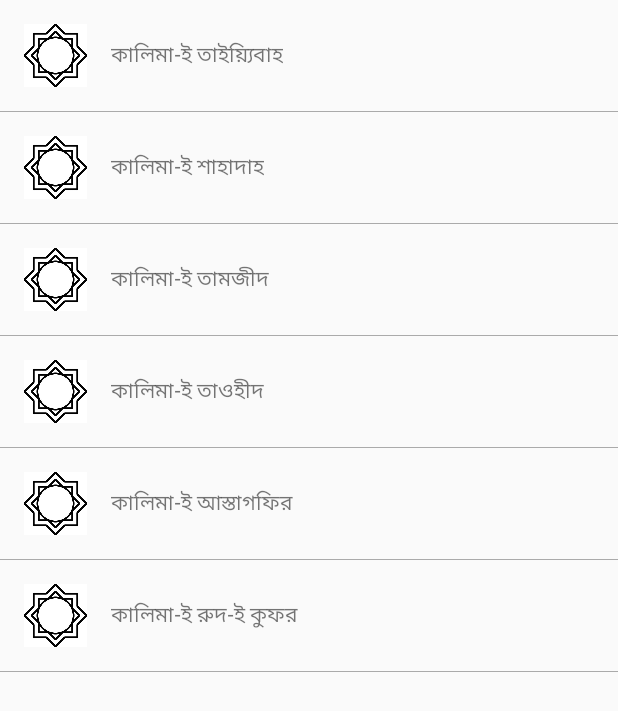
After one commit to moinakash/Islamic_App, an Android app: the KalimaActivity screen opened directly, with no data from a screen before it, on a phone screen of 412 x 824 dp. The commit adds this screen. Shown: the top 711 px of the screen. Run offline under Robolectric (Android 15) with nearby library versions, the phone set to English and light mode, and no system bars; network calls fail.

Commit message:
kalima added 2

```diff
--- a/app/src/main/AndroidManifest.xml
+++ b/app/src/main/AndroidManifest.xml
@@ -19,7 +19,7 @@
         android:roundIcon="@mipmap/ic_launcher_round"
         android:supportsRtl="true"
         android:theme="@style/AppTheme">
-        <activity android:name=".KalemaActivity"></activity>
+        <activity android:name=".KalimaActivity"></activity>
         <activity android:name=".KotlinActivity" />
         <activity android:name=".BookmarkActivity" />
         <activity android:name=".AllahNameActivity" />
--- /dev/null
+++ b/app/src/main/java/com/example/islamicappb/CustomExpandableListAdapterforKalima.java
@@ -0,0 +1,179 @@
+package com.example.islamicappb;
+
+import android.content.Context;
+import android.view.LayoutInflater;
+import android.view.View;
+import android.view.ViewGroup;
+import android.view.animation.Animation;
+import android.view.animation.AnimationUtils;
+import android.widget.BaseExpandableListAdapter;
+import android.widget.TextView;
+
+import java.util.HashMap;
+import java.util.List;
+
+public class CustomExpandableListAdapterforKalima extends BaseExpandableListAdapter {
+
+    private Context context;
+    private List<String> title;
+    private HashMap<String, PojoClassForKalima> expandableListDetalles;
+
+    public CustomExpandableListAdapterforKalima(Context context,
+                                                List<String> title,
+                                                HashMap<String, PojoClassForKalima> expandableListDetalles) {
+
+
+        this.context = context;
+        this.title = title;
+        this.expandableListDetalles = expandableListDetalles;
+    }
+
+
+    @Override
+    public View getChildView(final int groupPosition, int childPosition, boolean isLastChild, View convertView, ViewGroup parent) {
+
+        final PojoClassForKalima pojoClassForKalima = (PojoClassForKalima) getChild(groupPosition, childPosition);
+
+        if (convertView == null) {
+
+            LayoutInflater layoutInflater = (LayoutInflater) this.context
+                    .getSystemService(Context.LAYOUT_INFLATER_SERVICE);
+
+            convertView = layoutInflater.inflate(R.layout.list_item, null);
+
+        }
+
+
+
+//        Bitmap bitmap = BitmapFactory.decodeResource(context.getResources(), pojoClass.getImg());
+//        circleImageView.setImageBitmap(bitmap);
+
+
+
+        final TextView textKalimaArbi = convertView.findViewById(R.id.idKalimaArbi);
+        final TextView textKalimaUccharon = convertView.findViewById(R.id.idKalimaUccharon);
+        final TextView textkalimaOrtho = convertView.findViewById(R.id.idKalimaBangla);
+
+        textKalimaArbi.setText(""+ pojoClassForKalima.getArbitext());
+        textKalimaUccharon.setText(""+ pojoClassForKalima.getUccharontext());
+        textkalimaOrtho.setText(""+ pojoClassForKalima.getOrtho());
+
+ /////////////////////////////////////////////
+       // textView.setText(""+pojoClass.getNumero());
+
+        ////////////////////////////////////////////////////////////
+
+//        layoutLlamar.setOnClickListener(new View.OnClickListener() {
+//            @Override
+//            public void onClick(View v) {
+//                Toast.makeText(v.getContext(), "Llamamos a: "
+//                        + pojoClass.getNumero(), Toast.LENGTH_SHORT).show();
+//
+//
+//            }
+//        });
+//
+//        layoutMensaje.setOnClickListener(new View.OnClickListener() {
+//            @Override
+//            public void onClick(View v) {
+//                Toast.makeText(v.getContext(), "Mensaje para: "
+//                        + pojoClass.getCorreo(), Toast.LENGTH_SHORT).show();
+//            }
+//        });
+//
+//        layoutVideollamada.setOnClickListener(new View.OnClickListener() {
+//            @Override
+//            public void onClick(View v) {
+//                Toast.makeText(v.getContext(), "Videollamada a: "
+//                        + pojoClass.getNumero(), Toast.LENGTH_SHORT).show();
+//            }
+//        });
+//
+//        layoutInfo.setOnClickListener(new View.OnClickListener() {
+//            @Override
+//            public void onClick(View v) {
+//
+//                List<String> index = new ArrayList<>(expandableListDetalles.keySet());
+//
+//                Toast.makeText(v.getContext(), "Info de: "
+//                        + index.get(groupPosition) + " Direccion: "
+//                        + pojoClass.getDireccion(), Toast.LENGTH_SHORT).show();
+//            }
+//        });
+
+
+        Animation animation = AnimationUtils.loadAnimation(context, android.R.anim.fade_in);
+        convertView.startAnimation(animation);
+
+
+        return convertView;
+    }
+
+
+    @Override
+    public View getGroupView(int groupPosition, boolean isExpanded,
+                             View convertView, ViewGroup parent) {
+
+
+        String number = (String) getGroup(groupPosition);
+        PojoClassForKalima pojoClassForKalima = (PojoClassForKalima) getChild(groupPosition,0);
+
+        if (convertView == null) {
+
+            LayoutInflater layoutInflater = (LayoutInflater) this.context
+                    .getSystemService(Context.LAYOUT_INFLATER_SERVICE);
+
+            convertView = layoutInflater.inflate(R.layout.list_group, null);
+
+        }
+
+       // TextView KalimaName = convertView.findViewById(R.id.idKalimaName);
+        TextView KalimaNaaam = convertView.findViewById(R.id.idKalimaNaaam);
+
+        //KalimaName.setText(number);
+        KalimaNaaam.setText(pojoClassForKalima.getNumber());
+
+        return convertView;
+    }
+
+
+    @Override
+    public int getGroupCount() {
+        return this.title.size();
+    }
+
+    @Override
+    public int getChildrenCount(int groupPosition) {
+        return 1;
+    }
+
+    @Override
+    public Object getGroup(int groupPosition) {
+        return this.title.get(groupPosition);
+    }
+
+    @Override
+    public Object getChild(int groupPosition, int childPosition) {
+        return this.expandableListDetalles.get(this.title.get(groupPosition));
+    }
+
+    @Override
+    public long getGroupId(int groupPosition) {
+        return groupPosition;
+    }
+
+    @Override
+    public long getChildId(int groupPosition, int childPosition) {
+        return childPosition;
+    }
+
+    @Override
+    public boolean hasStableIds() {
+        return false;
+    }
+
+    @Override
+    public boolean isChildSelectable(int groupPosition, int childPosition) {
+        return true;
+    }
+}
--- /dev/null
+++ b/app/src/main/java/com/example/islamicappb/KalimaActivity.java
@@ -0,0 +1,128 @@
+package com.example.islamicappb;
+
+import androidx.annotation.NonNull;
+import androidx.annotation.Nullable;
+import androidx.appcompat.app.AppCompatActivity;
+
+import android.content.Context;
+import android.database.Cursor;
+import android.os.Bundle;
+import android.util.Log;
+import android.view.LayoutInflater;
+import android.view.View;
+import android.view.ViewGroup;
+import android.widget.ArrayAdapter;
+import android.widget.ExpandableListAdapter;
+import android.widget.ExpandableListView;
+import android.widget.ListView;
+import android.widget.TextView;
+import android.widget.Toast;
+
+import java.util.ArrayList;
+import java.util.HashMap;
+import java.util.List;
+
+public class KalimaActivity extends AppCompatActivity {
+
+    private ExpandableListView expandableListView;
+    private ExpandableListAdapter expandableListAdapter;
+    private List<String> expandableListNombres;
+    private HashMap<String, PojoClassForKalima> listaContactos;
+    private int lastExpandedPosition = -1;
+
+
+    @Override
+    protected void onCreate(Bundle savedInstanceState) {
+        super.onCreate(savedInstanceState);
+        setContentView(R.layout.activity_kalima);
+
+        init();
+
+        expandableListView.setAdapter(expandableListAdapter);
+
+        expandableListView.setOnGroupExpandListener( new ExpandableListView.OnGroupExpandListener() {
+            @Override
+            public void onGroupExpand(int groupPosition) {
+                if(lastExpandedPosition != -1 && groupPosition != lastExpandedPosition){
+                    expandableListView.collapseGroup(lastExpandedPosition);
+                }
+                lastExpandedPosition = groupPosition;
+            }
+        });
+
+        /**
+         expandableListView.setOnGroupCollapseListener(new ExpandableListView.OnGroupCollapseListener() {
+        @Override
+        public void onGroupCollapse(int groupPosition) {
+        Toast.makeText(getBaseContext(),"List Collapsed:" +
+        expandableListNombres.get(groupPosition),Toast.LENGTH_SHORT).show();
+        }
+        });
+
+
+         expandableListView.setOnChildClickListener(new ExpandableListView.OnChildClickListener() {
+        @Override
+        public boolean onChildClick(ExpandableListView parent, View v,
+        int groupPosition, int childPosition, long id) {
+
+        Toast.makeText(getBaseContext(),
+        expandableListNombres.get(groupPosition) +
+        " ---> " + listaContactos.get(expandableListNombres.get(groupPosition))
+        ,Toast.LENGTH_SHORT).show();
+        return false;
+        }
+        });
+         */
+
+    }
+
+    private void init() {
+        this.expandableListView = findViewById(R.id.expandableListView);
+        this.listaContactos = getContactos();
+        this.expandableListNombres = new ArrayList<>(listaContactos.keySet());
+        this.expandableListAdapter = new CustomExpandableListAdapterforKalima(this,
+                expandableListNombres, listaContactos);
+
+    }
+
+
+    private HashMap<String, PojoClassForKalima> getContactos() {
+        HashMap<String, PojoClassForKalima> listaC = new HashMap<>();
+
+        listaC.put("১", new PojoClassForKalima("কালিমা-ই তাইয়্যিবাহ",
+                "لآ اِلَهَ اِلّا اللّهُ مُحَمَّدٌ رَسُوُل اللّهِ\n",
+                "লা~ইলা-হা ইল্লাল্ল-হু মুহাম্মাদুর রসূলুল্ল-হ্\u200C।\n",
+                "আল্লাহ্ ছাড়া কোন সত্য উপাস্য নাই, মুহাম্মাদ(সাল্লাল্লাহু আলাইহি ওয়াসাল্লাম) তাঁহার প্রেরিত রসূল।"));
+
+        listaC.put("২", new PojoClassForKalima("কালিমা-ই শাহাদাহ",
+                "اشْهَدُ انْ لّآ اِلهَ اِلَّا اللّهُ وَحْدَه لَا شَرِيْكَ لَه، وَ اَشْهَدُ اَنَّ مُحَمَّدً اعَبْدُه وَرَسُولُه\n",
+                "আশ্\u200Cহাদু আল-লা-ইলা-হা ইল্লাল্লা-হু ওয়াহ্\u200Cদাহু-লা-শারীকালাহু ওয়া আশ্\u200Cহাদু আন্না মুহাম্মাদান আ'বদুহু ওয়া রাসূলুহু।",
+                "আমি সাক্ষ্য দিচ্ছি যে, আল্লাহ্\u200C ছাড়া কোন উপাস্য নাই। তিনি এক, অদ্বিতীয় এবং আরও সাক্ষ্য দিতেছি যে, মুহাম্মাদ তাঁহার বান্দা ও প্রেরিত রাসুল।"));
+
+        listaC.put("৩", new PojoClassForKalima("কালিমা-ই তামজীদ",
+                "ﺳُﺒْﺤَﺎﻥ ﺍﻟِﻠّﻪ ﻭَ ﺍﻟْﺤَﻤْﺪُ ﻟِﻠّﻪِ ﻭَ ﻵ ﺍِﻟﻪَ ﺍِﻟّﺎ ﺍﻟﻠّﻪُ، ﻭَ ﺍﻟﻠّﻪُ ﺍَﻛْﺒَﺮُ ﻭَﻻ ﺣَﻮْﻝَ ﻭَﻻَ ﻗُﻮَّﺓَ ﺍِﻟَّﺎ ﺑِﺎﻟﻠّﻪِ ﺍﻟْﻌَﻠِﻰّ ﺍﻟْﻌَﻈِﻴْﻢ\n",
+                "সুবহানআল্লাহি ওয়াল হামদু লিল্লাহি ওয়ালা ইলাহা ইল্লাল্লাহু ওয়াল্লাহু আকবার, ওয়ালা হাওলা ওয়ালা কুয়াতা ইল্লা বিল্লাহিল আলীইল আজিম।",
+                "মহিমান্বিত আল্লাহ্\u200Cর, সমস্ত প্রশংসা আল্লাহ্\u200Cর। আল্লাহ্\u200C ছাড়া কোন মাবুদ নাই। আল্লাহ্\u200C মহান। সমস্ত পবিত্রতা আল্লাহ্\u200Cর, সকল প্রশংসা আল্লাহ্\u200Cর। আল্লাহ্\u200C ছাড়া কোন শক্তি নাই, কোন ক্ষমতা নাই, তিনি সম্মানিত, তিনি মহান।"));
+
+        listaC.put("৪", new PojoClassForKalima("কালিমা-ই তাওহীদ",
+                "لا الهَ اِلَّا اللّهُ وَحْدَهُ لا شَرِيْكَ لَهْ، لَهُ الْمُلْكُ وَ لَهُ الْحَمْدُ يُحْى وَ يُمِيْتُ وَ هُوَحَىُّ لَّا يَمُوْتُ اَبَدًا اَبَدًا ط ذُو الْجَلَالِ وَ الْاِكْرَامِ ط بِيَدِهِ الْخَيْرُ ط وَهُوَ عَلى كُلِّ شَئ ٍ قَدِيْرٌ\n",
+                "লা ইলাহা ইল্লাল্লাহু ওয়াহদাহু লা শারিকা লাহু, লাহুল মুলকু ওলাহুল হামদু উহয়ী ওয়া ইয়োমিতু ওয়া হুয়া হাইয়ুল লা ইয়ামুতু আবাদান আবাদা জুল জালালি ওয়াল ইকরাম বি ইয়াদিহিল খাইর ওয়া হুয়া আলা কুল্লি শাইয়িন কাদির।\n",
+                "আল্লাহ ব্যতীত কোন উপাস্য নেই, তিনি এক ও অদ্বিতীয়। তাঁর কোন অংশীদার নেই। সকল ক্ষমতা এবং প্রশংসা তাঁরই জন্য। তিনিই জীবন ও মৃত্যুর মালিক। তিনি চিরঞ্জীব, তিনি সকল সম্মানের মালিক। তাঁর হাতেই সকল মঙ্গল এবং তিনি সবকিছুর উপর ক্ষমতা রাখেন।\n"));
+
+        listaC.put("৫", new PojoClassForKalima("কালিমা-ই আস্তাগফির",
+                "اسْتَغْفِرُ اللّهَ رَبِّىْ مِنْ كُلِّ ذَنْبٍ اَذْنَبْتُه عَمَدًا اَوْ خَطَاً سِرًّا اَوْ عَلَانِيَةً وَاَتُوْبُ اِلَيْهِ مِنْ الذَّنْبِ الَّذِىْ اَعْلَمُ وَ مِنْ الذَّنْبِ الَّذِىْ لا اَعْلَمُ اِنَّكَ اَنْتَ عَلَّامُ الغُيُبِ وَ سَتَّارُ الْعُيُوْبِ و َغَفَّارُ الذُّنُوْبِ وَ لا حَوْلَ وَلا قُوَّةَ اِلَّا بِاللّهِ الْعَلِىِّ العَظِيْم\n",
+                "আস্তাগফিরুল্লাহা রাব্বি মিন কুল্লি জামবি আয নাবতুহু আমাদান আওখাতাআন সিররান আওয়ালা নিয়াতান ওয়াতুবু ইলাইহি মিনাযযামবিল্লাজি ওয়ামিনাযযামবিল্লাজি লা আলামু ইন্নাকা আনতা আল্লামুল গুয়ুবী ওয়া সাত্তারুল উইয়ুবী ওয়া গাফফারুজজুনুবি ওয়ালা হাওলা ওয়ালা কুয়াতা ইল্লা বিল্লাহিল আলিউল আযীম।\n",
+                "আমি আল্লাহ্\u200Cর কাছে ক্ষমা চাই সকল পাপ থেকে, যা আমি সংঘটিত করেছি আমার জ্ঞাতসারে অথবা অজ্ঞাতসারে, গোপনে বা প্রকাশ্যে এবং আমি আমার পালনকর্তার আশ্রয় চাই সেই পাপ থেকে, যে পাপ আমি জানি এবং যে পাপ আমি জানিনা। অবশ্যই আপনি লুকানো এবং গোপন (ভুল) পাপ সম্পর্কে জানেন এবং ক্ষমাশীল। আল্লাহ্\u200C ছাড়া কোন শক্তি নেই, কোন ক্ষমতা নেই, তিনি সম্মানিত, তিনি মহান।\n"));
+
+        listaC.put("৬", new PojoClassForKalima("কালিমা-ই রুদ-ই কুফর",
+
+                "اَللّهُمََّ اِنّىْ اَعُوْدُ بِكَ مِنْ انْ اُشْرِكَ بِكَ شَيئًا وََّ اَنَا اَعْلَمُ بِه وَ اسْتَغْفِرُكَ لِمَا لا اَعْلَمُ بِه تُبْتُ عَنْهُ وَ تَبَرَّاْتُ مِنَ الْكُفْرِ وَ الشّرْكِ وَ الْكِذْبِ وَ الْغِيْبَةِ وَ الْبِدْعَةِ وَ النَّمِيْمَةِ وَ الْفَوَاحِشِ وَ الْبُهْتَانِ وَ الْمَعَاصِىْ كُلِّهَا وَ اَسْلَمْتُ وَ اَقُوْلُ لآ اِلهَ اِلَّا اللّهُ مُحَمَّدُ رَّسُوْلُ اللّهِ\n",
+                "আল্লাহুম্মা ইন্নি আউযুবিকা মিন উশরিকা বিকা শাইআও ওয়ানা আলামু বিহি ওয়াস্তাগফিরুকা লিমালা আলামু বিহি তুবতু আনহু ওয়া তাবাররাতু মিনাল-কুফরি ওয়াশ-শিরকী ওয়াল-কিজবি ওয়ালা-গিবাতি ওয়াল-বিদাতি ওয়ান্না-মিমাতি ওয়াল-ফাওয়া হিমি ওয়াল-রুহতানী ওয়াল-মাআসি কুল্লিহা ওয়াসলামতু ওয়াকুলু লা ইলাহা ইল্লাল্লাহু মুহাম্মাদুর রাসুলুল্লাহ",
+                "হে আল্লাহ্\u200C নিশ্চয়, ক্ষমা চাই শিরক করা থেকে (আল্লাহ্\u200Cর সাথে কাউকে শরিক করা), আমি ক্ষমা চাই সকল পাপ থেকে যা সম্পর্কে আমি সচেতন নই বা জানি না, আমি পুনরায় ঘোষণা করছি, আমি সকল প্রকার কুফর থেকে, শিরক থেকে, মিথ্যা (কথা বলা), গীবত, বিদাত, পরনিন্দা, অশ্লীলতা এবং অন্যান্য সকল পাপ থেকে মুক্ত। আমি ইসলাম স্বীকার এবং বিশ্বাস করি এবং ঘোষণা দিচ্ছি যে, আল্লাহ্\u200C ছাড়া কোন প্রভু নেই এবং মুহাম্মদ আল্লাহ্\u200Cর প্রেরিত রাসুল।"));
+
+
+
+        return listaC;
+    }
+
+}
--- /dev/null
+++ b/app/src/main/java/com/example/islamicappb/PojoClassForKalima.java
@@ -0,0 +1,33 @@
+package com.example.islamicappb;
+
+public class PojoClassForKalima {
+
+    private String number, arbitext, uccharontext, orthotext;
+
+
+    public PojoClassForKalima(String number, String arbitext, String uccharontext, String orthotext) {
+        this.number = number;
+        this.arbitext = arbitext;
+        this.uccharontext = uccharontext;
+        this.orthotext = orthotext;
+
+    }
+
+    public String getArbitext() {
+        return arbitext;
+    }
+
+    public String getUccharontext() {
+        return uccharontext;
+    }
+
+    public String getNumber() {
+        return number;
+    }
+    public String getOrtho() {
+        return orthotext;
+    }
+
+
+
+}
--- a/app/src/main/java/com/example/islamicappb/QuranMajidFragment.java
+++ b/app/src/main/java/com/example/islamicappb/QuranMajidFragment.java
@@ -106,7 +106,7 @@ public class QuranMajidFragment extends Fragment {
             @Override
             public void onClick(View view) {
 
-                Intent KalimaIntent = new Intent(getContext(),KalemaActivity.class);
+                Intent KalimaIntent = new Intent(getContext(), KalimaActivity.class);
                 startActivity(KalimaIntent);
             }
         });
--- a/app/src/main/res/layout/activity_kalema.xml
+++ b/app/src/main/res/layout/activity_kalima.xml
@@ -4,18 +4,14 @@
     xmlns:tools="http://schemas.android.com/tools"
     android:layout_width="match_parent"
     android:layout_height="match_parent"
-    tools:context=".KalemaActivity"
-    android:orientation="vertical">
+    tools:context=".KalimaActivity">
 
-
-
-
-    <ListView
-        android:id="@+id/idListView"
+    <ExpandableListView
+        android:id="@+id/expandableListView"
         android:layout_width="match_parent"
         android:layout_height="match_parent"
-        android:dividerHeight="1dp"
-        android:divider="#104781"
-        android:listSelector="#65DDCB"></ListView>
+        android:divider="@android:color/darker_gray"
+        android:dividerHeight="0.5dp"
+        android:groupIndicator="@null" />
 
 </LinearLayout>
--- /dev/null
+++ b/app/src/main/res/layout/list_group.xml
@@ -0,0 +1,40 @@
+<?xml version="1.0" encoding="utf-8"?>
+<LinearLayout xmlns:android="http://schemas.android.com/apk/res/android"
+    xmlns:app="http://schemas.android.com/apk/res-auto"
+    android:layout_width="match_parent"
+    android:layout_height="wrap_content"
+    android:gravity="center|start"
+    android:orientation="horizontal"
+    android:padding="16dp">
+
+    <ImageView
+        android:layout_width="42dp"
+        android:layout_height="42dp"
+        android:layout_marginEnd="16dp"
+        android:src="@drawable/ayat_number" />
+
+    <LinearLayout
+        android:layout_width="match_parent"
+        android:layout_height="wrap_content"
+        android:gravity="center|start"
+        android:orientation="vertical">
+
+<!--        <TextView-->
+<!--            android:id="@+id/idKalimaName"-->
+<!--            android:layout_width="wrap_content"-->
+<!--            android:layout_height="wrap_content"-->
+<!--            android:layout_weight="1"-->
+<!--            android:text="Juan"-->
+<!--            android:textSize="16sp"-->
+<!--            android:textStyle="bold" />-->
+
+
+        <TextView
+            android:id="@+id/idKalimaNaaam"
+            android:layout_width="wrap_content"
+            android:layout_height="wrap_content"
+            android:layout_weight="1"
+            android:text="111-111-111" />
+
+    </LinearLayout>
+</LinearLayout>
```
Also changed, not shown: app/src/main/java/com/example/islamicappb/KalemaActivity.java (deleted, +0 -216 lines), app/src/main/res/layout/list_item.xml (added, +36 -0 lines).
